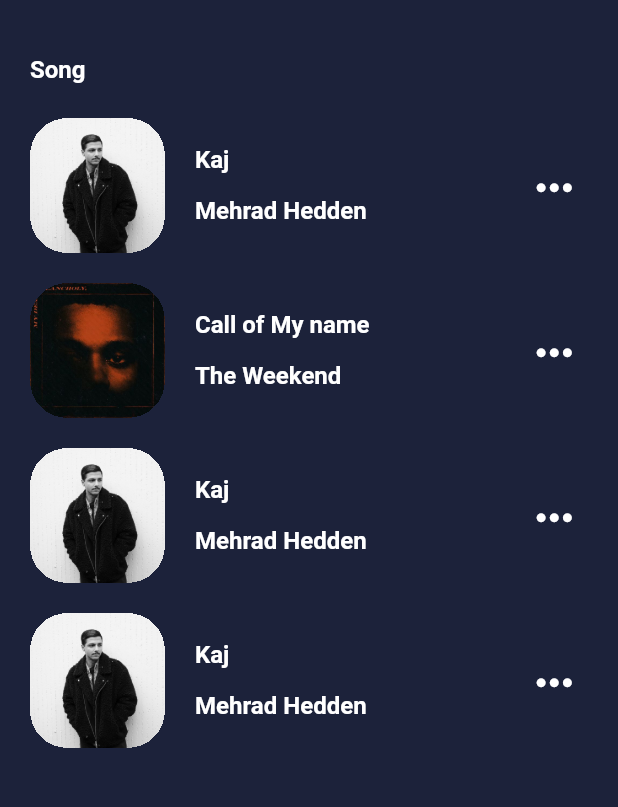
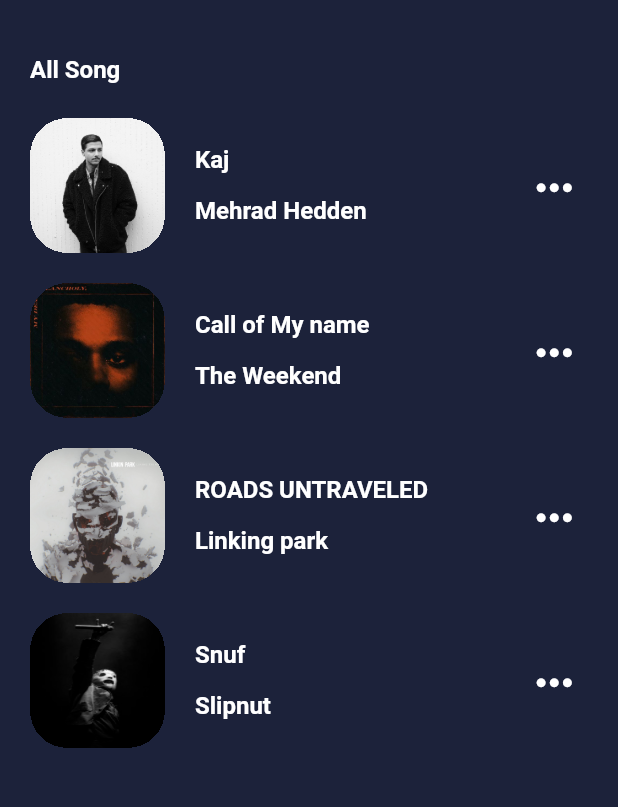
Before and after one commit to mahdinaghikhanii/Nightplayer, a Flutter app: the screen it shows after launch, on a phone screen of 412 x 824 dp, the part 62-869 px from its top. Run offline on Flutter 3.47's test engine with Material 2 defaults, Android fonts, the phone set to English and light mode, and no system bars; our stand-ins replace dot_navigation_bar, flutter_bloc, flutter_hex_color, shared_preferences.

Commit message:
create screans for all song

```diff
--- a/lib/module/widgets.dart
+++ b/lib/module/widgets.dart
@@ -7,15 +7,16 @@
 class MSmallListTile extends StatelessWidget {
   final String? text;
   final IconData? icon;
-  final Function()? ontap;
+  final Function()? ontapIconButtonMore;
 
-  const MSmallListTile({Key? key, this.icon, this.text, this.ontap})
+  const MSmallListTile(
+      {Key? key, this.icon, this.text, this.ontapIconButtonMore})
       : super(key: key);
 
   @override
   Widget build(BuildContext context) {
     return GestureDetector(
-      onTap: ontap,
+      onTap: ontapIconButtonMore,
       child: Row(
         children: [
           Text(
@@ -51,6 +52,7 @@
       decoration: BoxDecoration(borderRadius: BorderRadius.circular(25)),
       child: Image.asset(
         img,
+        fit: BoxFit.fill,
       ),
     );
   }
@@ -63,7 +65,7 @@
   Widget build(BuildContext context) {
     return DotNavigationBar(
       //   currentIndex: _menu.value,
-      // onTap: (val) => _menu.setValue(val),
+      // ontapIconButtonMore: (val) => _menu.setValue(val),
       // dotIndicatorColor: Colors.black,
       items: [
         DotNavigationBarItem(
@@ -89,14 +91,16 @@
 
 class MListTileForMusic extends StatelessWidget {
   final String truckName;
+  final VoidCallback ontap;
   final String musiciansName;
   final String imgTruck;
   final double? paddigTopSize;
-  final Function() ontap;
+  final Function() ontapIconButtonMore;
   const MListTileForMusic(
       {Key? key,
       required this.musiciansName,
       required this.ontap,
+      required this.ontapIconButtonMore,
       required this.truckName,
       this.paddigTopSize,
       required this.imgTruck})
@@ -109,7 +113,9 @@
       child: SizedBox(
         child: Row(
           children: [
-            MCircleImage(img: imgTruck),
+            MCircleImage(
+              img: imgTruck,
+            ),
             const SizedBox(width: 20),
             Column(
               crossAxisAlignment: CrossAxisAlignment.start,
@@ -124,7 +130,7 @@
             ),
             const Spacer(),
             IconButton(
-                onPressed: () {},
+                onPressed: ontapIconButtonMore,
                 icon: Icon(
                   Icons.more_horiz,
                   size: 35,
--- a/lib/views/home.dart
+++ b/lib/views/home.dart
@@ -51,7 +51,7 @@
               height: 20,
             ),
             const MSmallListTile(
-              text: "Song",
+              text: "All Song",
             ),
             const SizedBox(
               height: 20,
@@ -59,29 +59,33 @@
             MListTileForMusic(
               imgTruck: "assets/img/kaj.jpg",
               truckName: "Kaj",
+              ontapIconButtonMore: () {},
+              musiciansName: "Mehrad Hedden",
               ontap: () {},
-              musiciansName: "Mehrad Hedden",
             ),
             MListTileForMusic(
               paddigTopSize: 20,
               imgTruck: "assets/img/call.jpg",
               truckName: "Call of My name",
+              ontapIconButtonMore: () {},
+              musiciansName: "The Weekend",
               ontap: () {},
-              musiciansName: "The Weekend",
             ),
             MListTileForMusic(
               paddigTopSize: 20,
-              imgTruck: "assets/img/kaj.jpg",
-              truckName: "Kaj",
+              imgTruck: "assets/img/lin.jpg",
+              truckName: "ROADS UNTRAVELED",
+              ontapIconButtonMore: () {},
+              musiciansName: "Linking park",
               ontap: () {},
-              musiciansName: "Mehrad Hedden",
             ),
             MListTileForMusic(
               paddigTopSize: 20,
-              imgTruck: "assets/img/kaj.jpg",
-              truckName: "Kaj",
+              imgTruck: "assets/img/snuf.jpg",
+              truckName: "Snuf",
+              ontapIconButtonMore: () {},
+              musiciansName: "Slipnut",
               ontap: () {},
-              musiciansName: "Mehrad Hedden",
             )
           ],
         ),
```
Also changed, not shown: assets/img/lin.jpg (added), assets/img/snuf.jpg (added).
